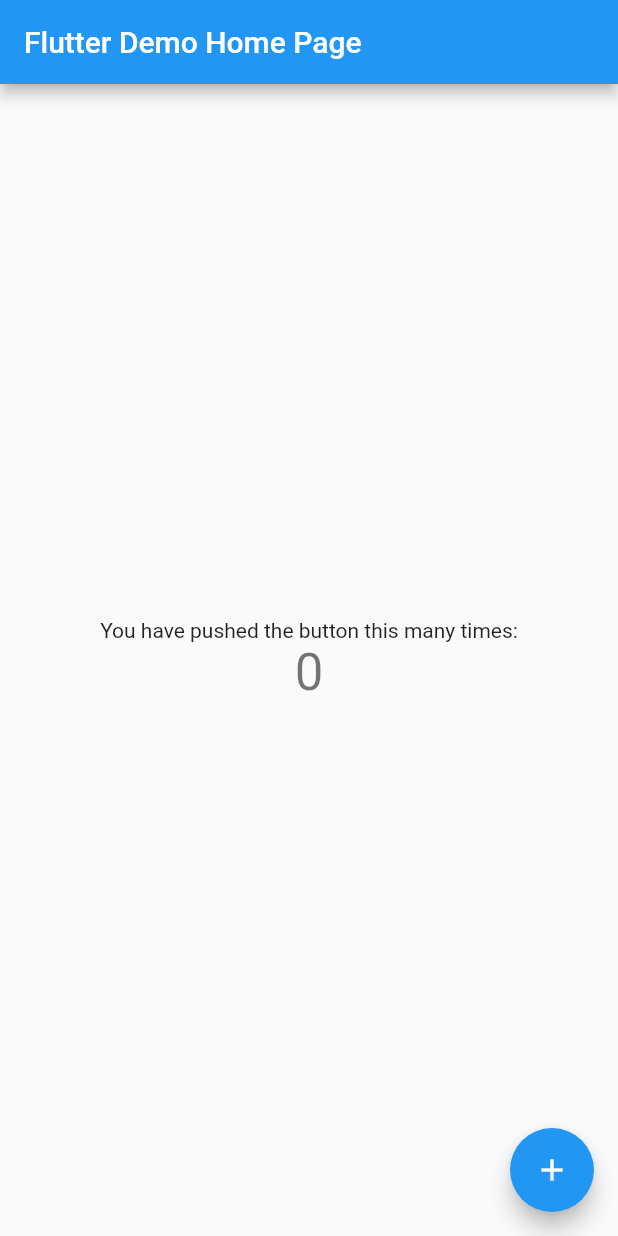
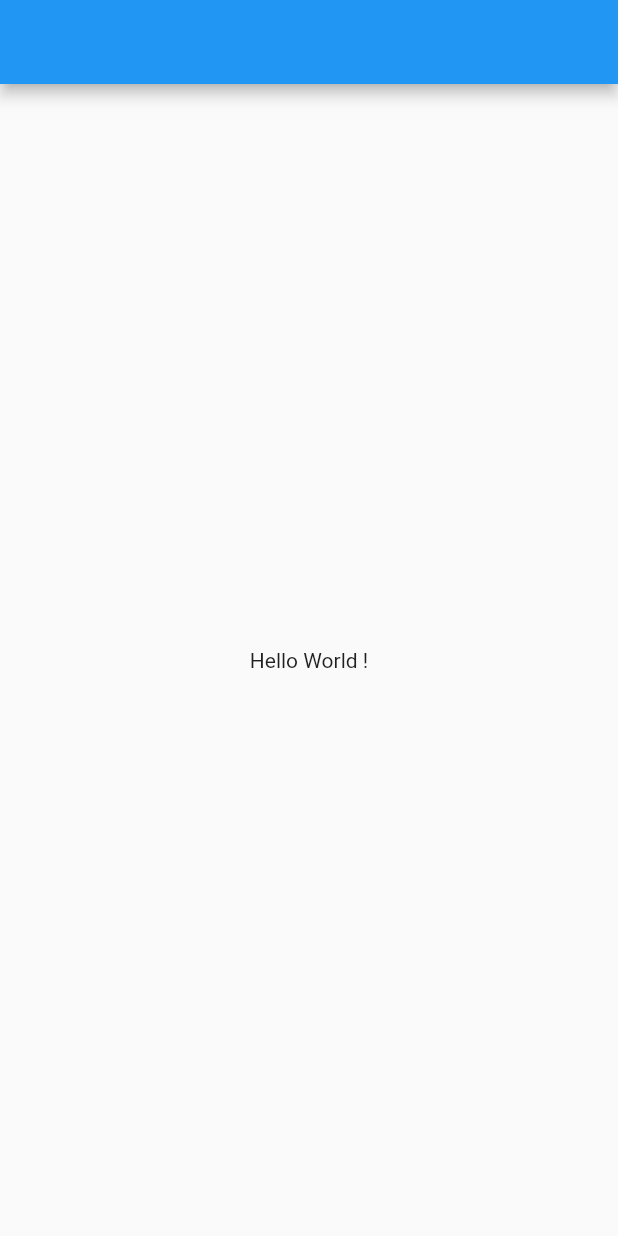
Before and after one commit to ukkey0518/flutter_app, a Flutter app: the screen it shows after launch, on a phone screen of 412 x 824 dp. Run offline on Flutter 3.47's test engine with Material 2 defaults, Android fonts, the phone set to English and light mode, and no system bars.

Commit message:
ホーム画面に”Hello World!” 文字列を表示

```diff
--- a/lib/main.dart
+++ b/lib/main.dart
@@ -12,53 +12,18 @@ class MyApp extends StatelessWidget {
       theme: ThemeData(
         primarySwatch: Colors.blue,
       ),
-      home: MyHomePage(title: 'Flutter Demo Home Page'),
+      home: MyHomePage(),
     );
   }
 }
 
-class MyHomePage extends StatefulWidget {
-  MyHomePage({Key key, this.title}) : super(key: key);
-
-  final String title;
-
-  @override
-  _MyHomePageState createState() => _MyHomePageState();
-}
-
-class _MyHomePageState extends State<MyHomePage> {
-  int _counter = 0;
-
-  void _incrementCounter() {
-    setState(() {
-      _counter++;
-    });
-  }
-
+class MyHomePage extends StatelessWidget {
   @override
   Widget build(BuildContext context) {
     return Scaffold(
-      appBar: AppBar(
-        title: Text(widget.title),
-      ),
+      appBar: AppBar(),
       body: Center(
-        child: Column(
-          mainAxisAlignment: MainAxisAlignment.center,
-          children: <Widget>[
-            Text(
-              'You have pushed the button this many times:',
-            ),
-            Text(
-              '$_counter',
-              style: Theme.of(context).textTheme.headline4,
-            ),
-          ],
-        ),
-      ),
-      floatingActionButton: FloatingActionButton(
-        onPressed: _incrementCounter,
-        tooltip: 'Increment',
-        child: Icon(Icons.add),
+        child: Text('Hello World !'),
       ),
     );
   }
```
